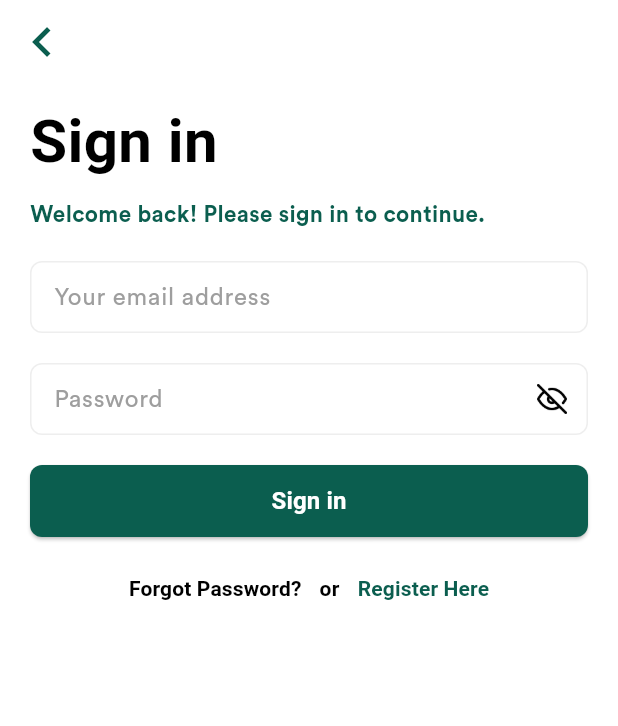
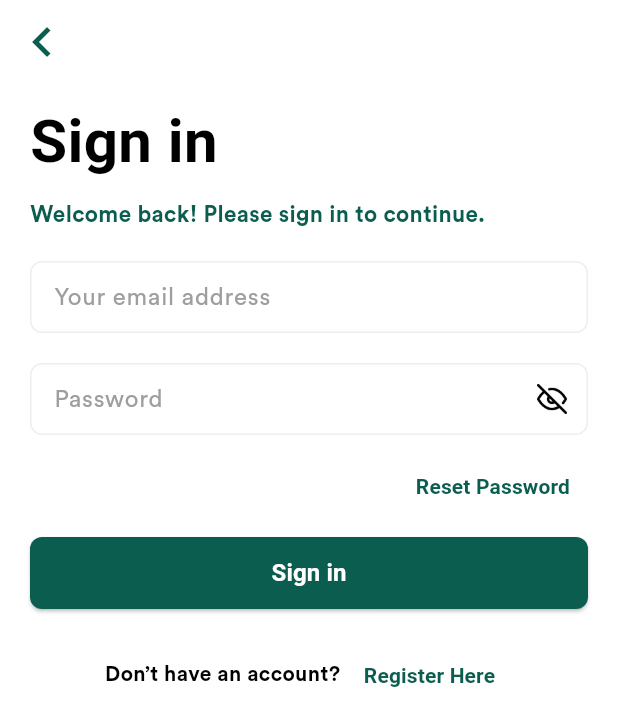
Before and after one commit to 1lwlawck/chartnalyze_apps, a Flutter app: the screen it shows after launch, after a tap on "Next Page", after a tap on "Sign in", on a phone screen of 412 x 824 dp. Shown: the top 726 px of the screen. Run offline on Flutter 3.47's test engine with Material 3 defaults, Android fonts, the phone set to English and light mode, and no system bars; our stand-ins replace get; Roboto replaces fonts that are missing (NextTrial); project files that could hold a hidden picture were left out.

Commit message:
updating ui for onboarding screens

```diff
--- a/lib/app/constants/colors.dart
+++ b/lib/app/constants/colors.dart
@@ -7,4 +7,5 @@ class AppColors {
   static const Color errorRed = Colors.red;
   static const Color backgroundColor = Color(0xFFF5F5F5);
   static const Color grey = Colors.grey;
+  static const Color inactiveDot = Color(0xFFD9E6E1);
 }
--- a/lib/app/constants/images.dart
+++ b/lib/app/constants/images.dart
@@ -1,4 +1,7 @@
 class AppImages {
   static const String eyeOpen = 'assets/images/eye 1.png';
   static const String eyeClosed = 'assets/images/eye-off 1.png';
+
+  static const String firstSplash = 'assets/images/first_splash.png';
+  static const String secondSplash = 'assets/images/second_splash.png';
 }
--- a/lib/app/constants/strings.dart
+++ b/lib/app/constants/strings.dart
@@ -2,14 +2,15 @@ class AppStrings {
   // Login
   static const String signIn = 'Sign in';
   static const String welcomeBack = 'Welcome back! Please sign in to continue.';
-  static const String forgotPassword = 'Forgot Password?';
+  static const String forgotPassword = 'Reset Password';
+  static const String dontHaveAccount = 'Don’t have an account? ';
   static const String registerHere = 'Register Here';
 
   // Register
   static const String register = 'Register';
   static const String createAccount = 'Create a new account to get started.';
-  static const String alreadyHaveAccount =
-      'Already have an account? Sign in here';
+  static const String alreadyHaveAccount = 'Already have an account ? ';
+  static const String signInHere = 'Sign in here';
 
   // General
   static const String username = 'Username';
--- a/lib/app/modules/Auth/login/views/login_view.dart
+++ b/lib/app/modules/Auth/login/views/login_view.dart
@@ -64,7 +64,7 @@ class LoginView extends GetView<LoginController> {
               Obx(
                 () => CustomTextField(
                   controller: controller.passwordController,
-                  label: 'Password',
+                  label: AppStrings.password,
                   obscureText: !controller.isPasswordVisible.value,
                   suffixIcon: IconButton(
                     icon: Image.asset(
@@ -78,7 +78,23 @@ class LoginView extends GetView<LoginController> {
                   ),
                 ),
               ),
-              const SizedBox(height: 20),
+              const SizedBox(height: 10),
+              Align(
+                alignment: Alignment.centerRight,
+                child: TextButton(
+                  onPressed: () => Get.toNamed(Routes.FORGOT_PASSWORD),
+                  child: const Text(
+                    AppStrings.forgotPassword,
+                    style: TextStyle(
+                      fontSize: 14,
+                      fontWeight: FontWeight.bold,
+                      color: AppColors.primaryGreen,
+                      fontFamily: AppFonts.nextTrial,
+                    ),
+                  ),
+                ),
+              ),
+              const SizedBox(height: 10),
               Obx(
                 () => CustomButton(
                   text: AppStrings.signIn,
@@ -86,29 +102,17 @@ class LoginView extends GetView<LoginController> {
                   onPressed: controller.login,
                 ),
               ),
-              const SizedBox(height: 10),
+              const SizedBox(height: 20),
               Row(
                 mainAxisAlignment: MainAxisAlignment.center,
                 children: [
-                  TextButton(
-                    onPressed: () => Get.toNamed(Routes.FORGOT_PASSWORD),
-                    child: const Text(
-                      AppStrings.forgotPassword,
-                      style: TextStyle(
-                        fontSize: 14,
-                        fontWeight: FontWeight.bold,
-                        color: Colors.black,
-                        fontFamily: AppFonts.nextTrial,
-                      ),
-                    ),
-                  ),
                   const Text(
-                    "or",
+                    AppStrings.dontHaveAccount,
                     style: TextStyle(
                       fontSize: 14,
                       fontWeight: FontWeight.bold,
                       color: Colors.black,
-                      fontFamily: AppFonts.nextTrial,
+                      fontFamily: AppFonts.circularStd,
                     ),
                   ),
                   TextButton(
@@ -125,6 +129,7 @@ class LoginView extends GetView<LoginController> {
                   ),
                 ],
               ),
+              const SizedBox(height: 20),
             ],
           ),
         ),
--- a/lib/app/modules/Auth/register/views/register_view.dart
+++ b/lib/app/modules/Auth/register/views/register_view.dart
@@ -109,13 +109,24 @@ class RegisterView extends GetView<RegisterController> {
               Center(
                 child: TextButton(
                   onPressed: () => Get.offNamed(Routes.LOGIN),
-                  child: const Text(
-                    AppStrings.alreadyHaveAccount,
-                    style: TextStyle(
-                      fontSize: 14,
-                      fontWeight: FontWeight.bold,
-                      color: AppColors.primaryGreen,
-                      fontFamily: AppFonts.nextTrial,
+                  child: RichText(
+                    text: const TextSpan(
+                      text: AppStrings.alreadyHaveAccount,
+                      style: TextStyle(
+                        fontSize: 12,
+                        fontFamily: AppFonts.nextTrial,
+                        fontWeight: FontWeight.bold,
+                        color: AppColors.black,
+                      ),
+                      children: [
+                        TextSpan(
+                          text: AppStrings.signInHere,
+                          style: TextStyle(
+                            color: AppColors.primaryGreen,
+                            fontWeight: FontWeight.bold,
+                          ),
+                        ),
+                      ],
                     ),
                   ),
                 ),
--- a/lib/app/modules/onboarding/first_splash/views/first_splash_view.dart
+++ b/lib/app/modules/onboarding/first_splash/views/first_splash_view.dart
@@ -1,98 +1,46 @@
+import 'package:chartnalyze_apps/app/constants/fonts.dart';
+import 'package:chartnalyze_apps/app/constants/images.dart';
 import 'package:flutter/material.dart';
 import 'package:get/get.dart';
+import '../../../../constants/colors.dart';
 import '../controllers/first_splash_controller.dart';
+import '../widgets/splash_pagination_dots.dart';
+import '../widgets/splash_text_section.dart';
 
-class FirstSplashView extends StatelessWidget {
+class FirstSplashView extends GetView<FirstSplashController> {
+  const FirstSplashView({super.key});
+
   @override
   Widget build(BuildContext context) {
-    final ctrl = Get.find<FirstSplashController>();
-
     return Scaffold(
-      backgroundColor: Colors.white,
+      backgroundColor: AppColors.white,
       body: Column(
         children: [
-          SizedBox(height: 60),
-          // Pagination dots
-          Row(
-            mainAxisAlignment: MainAxisAlignment.center,
-            children: [
-              Container(
-                width: 20,
-                height: 5,
-                decoration: BoxDecoration(
-                  color: Color(0xFF0B5E4F),
-                  borderRadius: BorderRadius.circular(3),
-                ),
-              ),
-              SizedBox(width: 8),
-              Container(
-                width: 20,
-                height: 5,
-                decoration: BoxDecoration(
-                  color: Color(0xFFD9E6E1),
-                  borderRadius: BorderRadius.circular(3),
-                ),
-              ),
-              SizedBox(width: 8),
-              Container(
-                width: 20,
-                height: 5,
-                decoration: BoxDecoration(
-                  color: Color(0xFFD9E6E1),
-                  borderRadius: BorderRadius.circular(3),
-                ),
-              ),
-            ],
-          ),
-          SizedBox(height: 100),
-
-          Stack(
-            alignment: Alignment.center,
-            children: [
-              Image.asset(
-                'assets/images/dollars_coin.png',
-                width: 400,
-                height: 350,
-              ),
-            ],
-          ),
-          SizedBox(height: 70),
-
-          // Teks konten
-          Text(
-            'Smart insights, better decisions',
-            textAlign: TextAlign.center,
-            style: TextStyle(
-              color: Color(0xFF0B5E4F),
-              fontSize: 20,
-              fontWeight: FontWeight.w600,
-              fontFamily: 'NextTrial',
+          const SizedBox(height: 60),
+          const SplashPaginationDots(),
+          const SizedBox(height: 100),
+          Center(
+            child: Image.asset(
+              AppImages.firstSplash,
+              width: 400,
+              height: 400,
             ),
           ),
-          SizedBox(height: 10),
-          Text(
-            'Get real-time analysis and trends\nto stay ahead in the market.',
-            textAlign: TextAlign.center,
-            style: TextStyle(
-              color: Colors.black,
-              fontSize: 23,
-              fontWeight: FontWeight.w800,
-              fontFamily: 'NextTrial',
-            ),
-          ),
-          Spacer(),
+          const SizedBox(height: 70),
+          const SplashTextSection(),
+          const Spacer(),
           Padding(
-            padding: EdgeInsets.all(16),
+            padding: const EdgeInsets.all(16),
             child: TextButton(
-              onPressed: ctrl.nextPage,
-              child: Text(
+              onPressed: controller.nextPage,
+              child: const Text(
                 'Next Page',
                 style: TextStyle(
                   fontSize: 16,
                   fontWeight: FontWeight.bold,
-                  color: Color(0xFF0B5E4F),
+                  color: AppColors.primaryGreen,
                   decoration: TextDecoration.underline,
-                  fontFamily: 'NextTrial',
+                  fontFamily: AppFonts.nextTrial,
                 ),
               ),
             ),
--- /dev/null
+++ b/lib/app/modules/onboarding/first_splash/widgets/splash_pagination_dots.dart
@@ -0,0 +1,25 @@
+import 'package:flutter/material.dart';
+import '../../../../constants/colors.dart';
+
+class SplashPaginationDots extends StatelessWidget {
+  const SplashPaginationDots({super.key});
+
+  @override
+  Widget build(BuildContext context) {
+    return Row(
+      mainAxisAlignment: MainAxisAlignment.center,
+      children: List.generate(3, (index) {
+        final isActive = index == 0;
+        return Container(
+          width: 20,
+          height: 5,
+          margin: const EdgeInsets.symmetric(horizontal: 4),
+          decoration: BoxDecoration(
+            color: isActive ? AppColors.primaryGreen : AppColors.inactiveDot,
+            borderRadius: BorderRadius.circular(3),
+          ),
+        );
+      }),
+    );
+  }
+}
--- /dev/null
+++ b/lib/app/modules/onboarding/first_splash/widgets/splash_text_section.dart
@@ -0,0 +1,36 @@
+import 'package:flutter/material.dart';
+import '../../../../constants/colors.dart';
+import '../../../../constants/fonts.dart';
+
+class SplashTextSection extends StatelessWidget {
+  const SplashTextSection({super.key});
+
+  @override
+  Widget build(BuildContext context) {
+    return Column(
+      children: const [
+        Text(
+          'Smart insights, better decisions',
+          textAlign: TextAlign.center,
+          style: TextStyle(
+            color: AppColors.primaryGreen,
+            fontSize: 25,
+            fontWeight: FontWeight.w600,
+            fontFamily: AppFonts.nextTrial,
+          ),
+        ),
+        SizedBox(height: 10),
+        Text(
+          'Get real-time analysis and trends\nto stay ahead in the market.',
+          textAlign: TextAlign.center,
+          style: TextStyle(
+            color: AppColors.black,
+            fontSize: 20,
+            fontWeight: FontWeight.w800,
+            fontFamily: AppFonts.nextTrial,
+          ),
+        ),
+      ],
+    );
+  }
+}
--- a/lib/app/modules/onboarding/second_splash/views/second_splash_view.dart
+++ b/lib/app/modules/onboarding/second_splash/views/second_splash_view.dart
@@ -29,7 +29,7 @@ class SecondSplashView extends StatelessWidget {
               Image.asset(
                 'assets/images/second_splash.png',
                 width: 400,
-                height: 350,
+                height: 400,
               ),
             ],
           ),
@@ -39,7 +39,7 @@ class SecondSplashView extends StatelessWidget {
             textAlign: TextAlign.center,
             style: TextStyle(
               color: Color(0xFF0B5E4F),
-              fontSize: 20,
+              fontSize: 25,
               fontWeight: FontWeight.w600,
               fontFamily: 'NextTrial',
             ),
@@ -50,7 +50,7 @@ class SecondSplashView extends StatelessWidget {
             textAlign: TextAlign.center,
             style: TextStyle(
               color: Colors.black,
-              fontSize: 23,
+              fontSize: 20,
               fontWeight: FontWeight.w800,
               fontFamily: 'NextTrial',
             ),
--- a/lib/app/modules/onboarding/third_splash/views/third_splash_view.dart
+++ b/lib/app/modules/onboarding/third_splash/views/third_splash_view.dart
@@ -32,8 +32,8 @@ class ThirdSplashView extends StatelessWidget {
             children: [
               Image.asset(
                 'assets/images/third_splash.png',
-                width: 300,
-                height: 350,
+                width: 400,
+                height: 400,
               ),
             ],
           ),
@@ -45,7 +45,7 @@ class ThirdSplashView extends StatelessWidget {
             textAlign: TextAlign.center,
             style: TextStyle(
               color: Color(0xFF0B5E4F),
-              fontSize: 20,
+              fontSize: 25,
               fontWeight: FontWeight.w600,
               fontFamily: 'NextTrial',
             ),
@@ -56,7 +56,7 @@ class ThirdSplashView extends StatelessWidget {
             textAlign: TextAlign.center,
             style: TextStyle(
               color: Colors.black,
-              fontSize: 23,
+              fontSize: 20,
               fontWeight: FontWeight.w600,
               fontFamily: 'NextTrial',
             ),
--- a/lib/main.dart
+++ b/lib/main.dart
@@ -1,7 +1,7 @@
 import 'package:flutter/material.dart';
 import 'package:get/get.dart';
 import 'package:chartnalyze_apps/app/routes/app_pages.dart';
-import 'package:chartnalyze_apps/app/services/AuthService.dart'; // Import AuthService
+import 'package:chartnalyze_apps/app/services/AuthService.dart';
 
 void main() {
   WidgetsFlutterBinding.ensureInitialized();
--- a/pubspec.yaml
+++ b/pubspec.yaml
@@ -53,7 +53,7 @@ flutter:
   assets:
     #   - images/a_dot_burr.jpeg
     #   - images/a_dot_ham.jpeg
-    - assets/images/dollars_coin.png
+    - assets/images/first_splash.png
     - assets/images/second_splash.png
     - assets/images/third_splash.png
     - assets/images/verified_image.png
```
Also changed, not shown: assets/images/dollars_coin.png (deleted), assets/images/first_splash.png (added), assets/images/second_splash.png, assets/images/third_splash.png.
